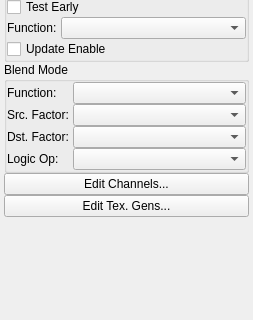
blank63/j3dview, file widgets/MaterialForm.ui: the form before one commit; both pictures show x 0 to 253 and y 652 to 972 of the 253 by 972 pixel window.
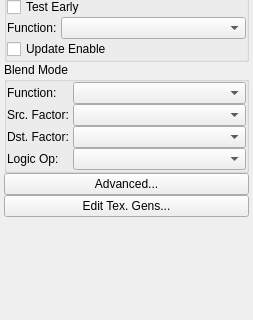
The form after the commit.

Commit message:
Moved channel stuff to a new avanced material dialog
Undo/redo does not yet work for the new advanced material dialog.

Diff of the .ui file:
```diff
--- a/widgets/MaterialForm.ui
+++ b/widgets/MaterialForm.ui
@@ -726,7 +726,7 @@
    <item row="12" column="0" colspan="2">
     <widget class="QPushButton" name="edit_channels_button">
      <property name="text">
-      <string>Edit Channels...</string>
+      <string>Advanced...</string>
      </property>
     </widget>
    </item>
```
Left out of the diff: 4 changed lines with no effect on the pictures. The commit also changes 7 other files.
